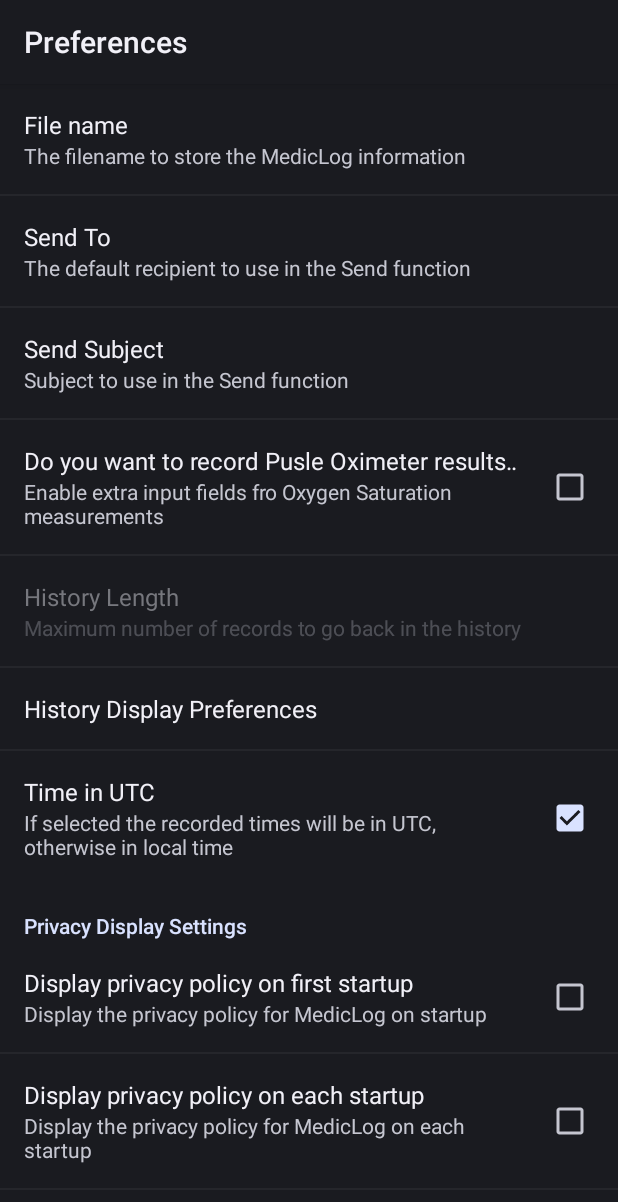
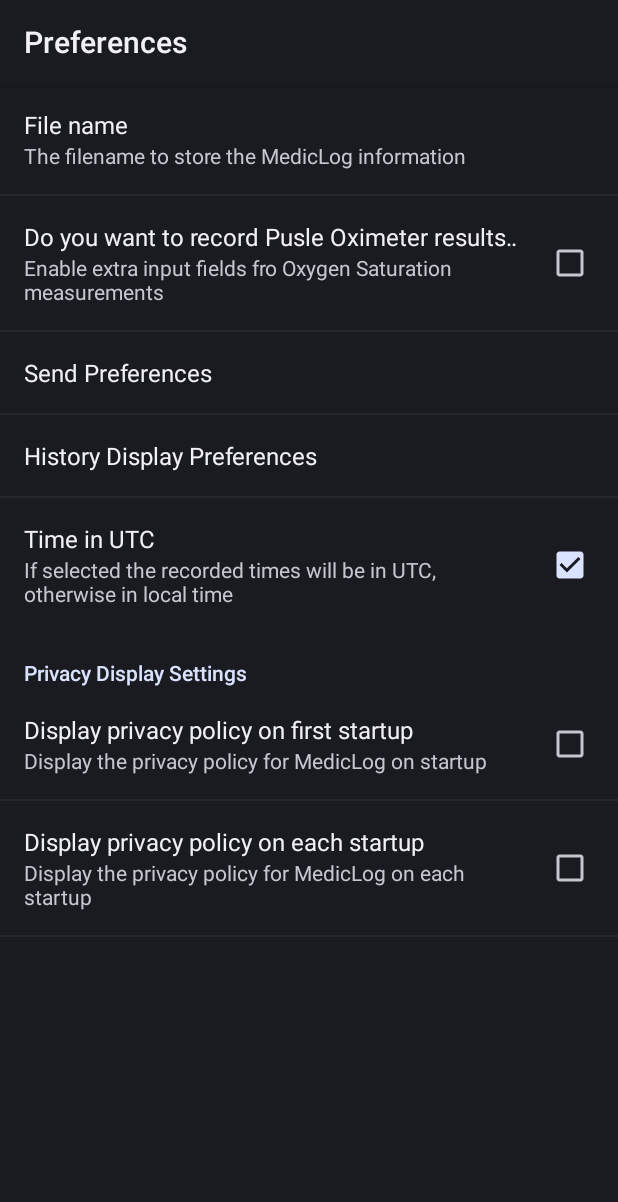
Before and after one commit to JohnLines/mediclog, an Android app: the screen it shows after launch (MyPreferencesActivity), in the options menu, after a tap on "Preferences", on a phone screen of 412 x 824 dp. Shown: the top 1202 px of the screen. Run offline under Robolectric (Android 15) with nearby library versions, the phone set to English and light mode, and no system bars.

Commit message:
Update displayed time on a Save Move Save Preferences to their own screen Update version to 0.2.18

```diff
--- a/app/src/main/java/org/paladyn/mediclog/MainActivity.java
+++ b/app/src/main/java/org/paladyn/mediclog/MainActivity.java
@@ -265,6 +265,22 @@ public class MainActivity extends Activity {
         }
     }
 
+    private void updateDisplayedDate() {
+        SharedPreferences sharedPref = getSharedPreferences("org.paladyn.mediclog_preferences", MODE_PRIVATE);
+        Calendar calendar = Calendar.getInstance();
+
+        SimpleDateFormat mdformat = new SimpleDateFormat("yyyy-MM-dd HH:mm");
+        if (sharedPref.getBoolean("timeUTC", true)) {
+            mdformat.setTimeZone(TimeZone.getTimeZone("GMT"));
+        } else {
+            mdformat.setTimeZone(TimeZone.getDefault());
+        }
+        String strDate = mdformat.format(calendar.getTime());
+        TextView dateView = (TextView) findViewById(R.id.date_view);
+        dateView.setText(strDate);
+
+
+    }
     @Override
     public void onStart() {
         super.onStart();
@@ -286,17 +302,8 @@ public class MainActivity extends Activity {
 
         TextView textView = (TextView) findViewById(R.id.text_view);
         textView.setText(R.string.description);
-        Calendar calendar = Calendar.getInstance();
 
-        SimpleDateFormat mdformat = new SimpleDateFormat("yyyy-MM-dd HH:mm");
-        if (sharedPref.getBoolean("timeUTC", true)) {
-            mdformat.setTimeZone(TimeZone.getTimeZone("GMT"));
-        } else {
-            mdformat.setTimeZone(TimeZone.getDefault());
-        }
-        String strDate = mdformat.format(calendar.getTime());
-        TextView dateView = (TextView) findViewById(R.id.date_view);
-        dateView.setText(strDate);
+        updateDisplayedDate();
 
         if (sharedPref.getBoolean("recordPulseOximeter", false)) {
             View o2Block = findViewById(R.id.oximiter_block) ;
@@ -522,6 +529,9 @@ public class MainActivity extends Activity {
             if (BuildConfig.DEBUG) {
                 Log.d("mediclog", "Save - extraString is " + extraString);
             }
+
+            updateDisplayedDate();
+
 // set the date in the save to the date and of the save
 
             Calendar calendar2 = Calendar.getInstance();
--- a/app/src/main/res/values/styles.xml
+++ b/app/src/main/res/values/styles.xml
@@ -1,7 +1,7 @@
 <?xml version="1.0" encoding="utf-8"?>
 <resources xmlns:tools="http://schemas.android.com/tools">
 
-<style name="AppTheme">
+<style name="AppTheme" parent="Theme.AppCompat.DayNight">
  <item name="android:forceDarkAllowed" tools:targetApi="q">true</item>
     </style>
 </resources>
--- a/app/src/main/res/xml/preferences.xml
+++ b/app/src/main/res/xml/preferences.xml
@@ -7,6 +7,17 @@
         android:key="fileName"
         android:summary="@string/file_name_desc"
         android:title="@string/file_name" />
+
+    <CheckBoxPreference
+        android:defaultValue="false"
+        android:key="recordPulseOximeter"
+        android:summary="Enable extra input fields fro Oxygen Saturation measurements"
+        android:title="Do you want to record Pusle Oximeter results ?" />
+
+    <PreferenceScreen
+        android:key="send_preferences"
+        android:title="Send Preferences">
+        android:summary="Options affecting the sending data from Mediclog"
 
        <EditTextPreference
         android:defaultValue=""
@@ -22,23 +33,19 @@
 
         <CheckBoxPreference
             android:defaultValue="false"
-        android:key="recordPulseOximeter"
-        android:summary="Enable extra input fields fro Oxygen Saturation measurements"
-        android:title="Do you want to record Pusle Oximeter results ?" />
-    <EditTextPreference
-        android:defaultValue="40"
             android:enabled="false"
-        android:inputType="number"
-        android:key="historyLength"
-        android:summary="@string/history_length_desc"
-        android:title="@string/history_length"
+            android:key="enableSaveAndSend"
+            android:summary="Enable automatic send of latest result when '+' button is used."
+            android:title="Enable Save + Send"
             android:visibility="invisible" />
+
+
+    </PreferenceScreen>
 
     <PreferenceScreen
         android:key="history_display_prefs"
         android:title="@string/history_disp_prefs">
         android:summary="Options affecting the History display"
-
 
     <CheckBoxPreference
         android:defaultValue="false"
@@ -51,6 +58,16 @@
         android:key="historyShowTime"
         android:summary="If enabled then record times will be displayed in the history"
         android:title="History Show Time" />
+
+        <EditTextPreference
+            android:defaultValue="40"
+            android:enabled="false"
+            android:inputType="number"
+            android:key="historyLength"
+            android:summary="@string/history_length_desc"
+            android:title="@string/history_length"
+            android:visibility="invisible" />
+
      </PreferenceScreen>
 
     <CheckBoxPreference
```
Also changed, not shown: app/build.gradle (+11 -4 lines), gradle.properties (+7 -10 lines), 1 other file. Lines whose indentation alone changed are shown as unchanged.
